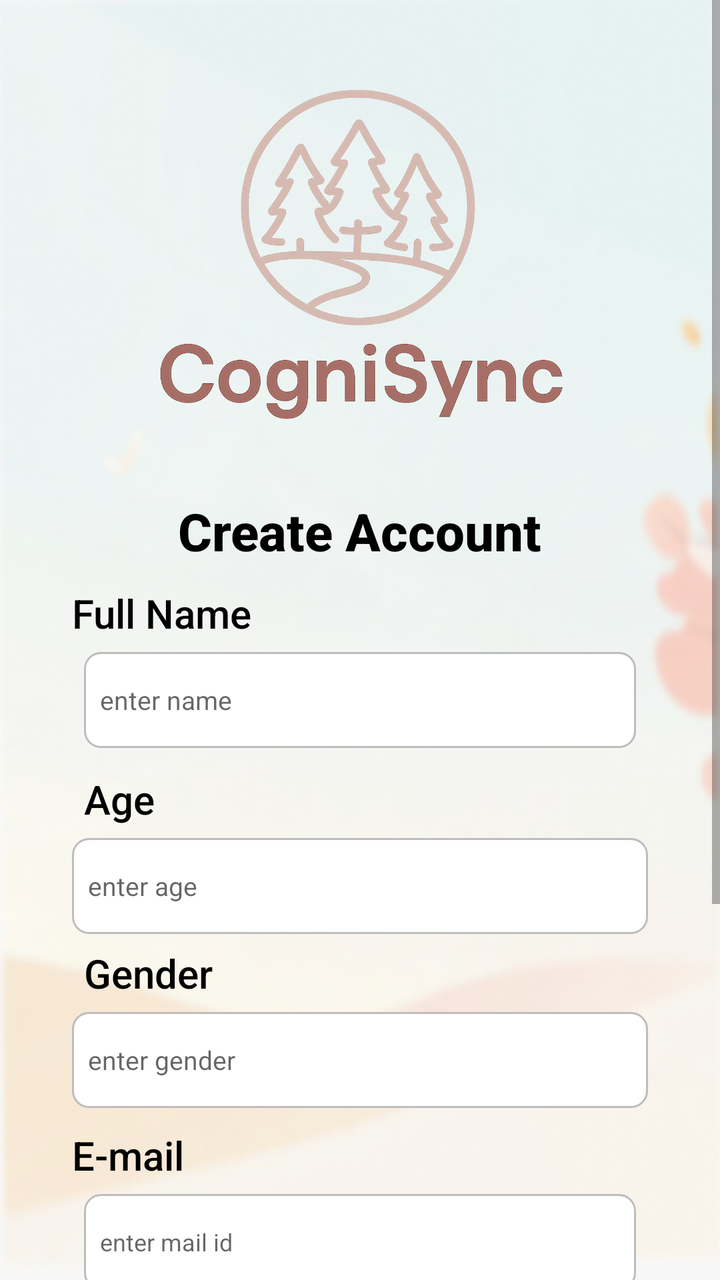
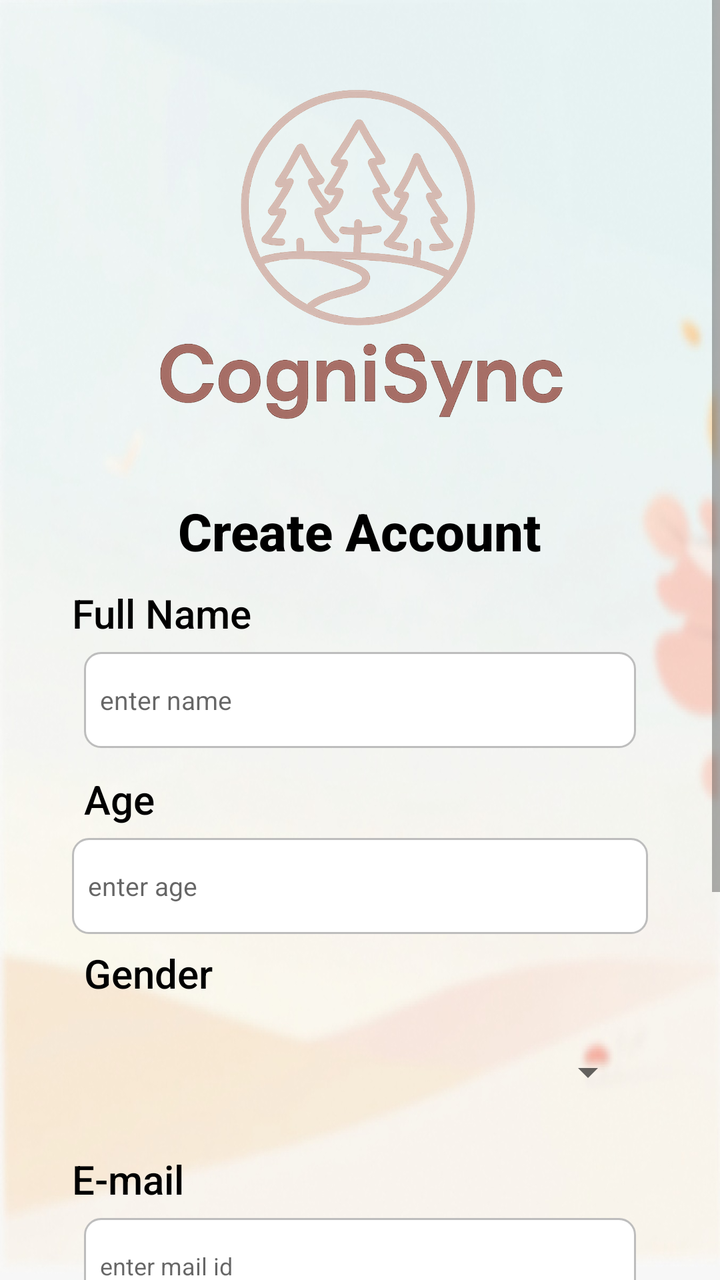

Before-and-after screenshots of an Android layout around one commit, followed by the original layout XML and the change that was made.
<!-- AndroidManifest.xml: application theme Theme.CogniSync -->
<!-- res/layout/activity_signup.xml -->
<?xml version="1.0" encoding="utf-8"?>
<ScrollView xmlns:android="http://schemas.android.com/apk/res/android"
    xmlns:tools="http://schemas.android.com/tools"
    android:layout_width="match_parent"
    android:layout_height="match_parent"
    android:background="@drawable/login_bg"
    android:fitsSystemWindows="true"
    tools:context=".SignupActivity">

    <RelativeLayout
        android:layout_width="match_parent"
        android:layout_height="wrap_content">

        <LinearLayout
            android:id="@+id/container"
            android:layout_width="match_parent"
            android:layout_height="wrap_content"
            android:orientation="vertical"
            android:background="@drawable/rounded_white_bg"
            android:padding="16dp"
            android:layout_margin="20dp">

            
            <ImageView
                android:id="@+id/logoImage"
                android:layout_width="300dp"
                android:layout_height="200dp"
                android:layout_gravity="center"
                android:contentDescription="@string/logo"
                android:src="@drawable/logo_1" />

            
            <TextView
                android:id="@+id/createAccount"
                android:layout_width="wrap_content"
                android:layout_height="wrap_content"
                android:layout_gravity="center"
                android:layout_marginTop="12dp"
                android:fontFamily="sans-serif-medium"
                android:text="@string/create_account"
                android:textColor="#000000"
                android:textSize="26sp"
                android:textStyle="bold" />

            
            <TextView
                android:layout_width="wrap_content"
                android:layout_height="wrap_content"
                android:layout_marginTop="10dp"
                android:text="@string/full_name"
                android:textColor="#000000"
                android:textSize="20sp"
                android:fontFamily="sans-serif-medium" />

            <EditText
                android:id="@+id/fullNameInput"
                android:layout_width="match_parent"
                android:layout_height="48dp"
                android:layout_margin="6dp"
                android:background="@drawable/edittext_bg"
                android:hint="@string/enter_name"
                android:autofillHints="name"
                android:paddingStart="8dp"
                android:paddingEnd="8dp"
                android:textColor="#000000"
                android:textSize="13sp"
                android:fontFamily="sans-serif" />

            
            <TextView
                android:layout_width="wrap_content"
                android:layout_height="wrap_content"
                android:layout_marginTop="10dp"
                android:text="@string/age"
                android:textColor="#000000"
                android:layout_margin="6dp"
                android:textSize="20sp"
                android:fontFamily="sans-serif-medium" />

            <EditText
                android:id="@+id/ageInput"
                android:layout_width="match_parent"
                android:layout_height="48dp"
                android:background="@drawable/edittext_bg"
                android:hint="@string/enter_age"
                android:inputType="number"
                android:autofillHints="none"
                android:paddingStart="8dp"
                android:paddingEnd="8dp"
                android:textColor="#000000"
                android:textSize="13sp"
                android:fontFamily="sans-serif" />

            
            <TextView
                android:layout_width="wrap_content"
                android:layout_height="wrap_content"
                android:layout_marginTop="10dp"
                android:text="@string/gender"
                android:textColor="#000000"
                android:textSize="20sp"
                android:layout_margin="6dp"
                android:fontFamily="sans-serif-medium" />

            <EditText
                android:id="@+id/genderInput"
                android:layout_width="match_parent"
                android:layout_height="48dp"
                android:background="@drawable/edittext_bg"
                android:hint="@string/enter_gender"
                android:autofillHints="none"
                android:paddingStart="8dp"
                android:paddingEnd="8dp"
                android:textColor="#000000"
                android:textSize="13sp"
                android:fontFamily="sans-serif" />

            
            <TextView
                android:layout_width="wrap_content"
                android:layout_height="wrap_content"
                android:layout_marginTop="10dp"
                android:text="@string/email"
                android:textColor="#000000"
                android:textSize="20sp"
                android:fontFamily="sans-serif-medium" />

            <EditText
                android:id="@+id/mailInput"
                android:layout_width="match_parent"
                android:layout_height="48dp"
                android:background="@drawable/edittext_bg"
                android:hint="@string/enter_mail"
                android:layout_margin="6dp"
                android:inputType="textEmailAddress"
                android:autofillHints="emailAddress"
                android:paddingStart="8dp"
                android:paddingEnd="8dp"
                android:textColor="#000000"
                android:textSize="12sp"
                android:fontFamily="sans-serif" />

            
            <TextView
                android:layout_width="wrap_content"
                android:layout_height="wrap_content"
                android:layout_marginTop="10dp"
                android:text="@string/password"
                android:textColor="#000000"
                android:textSize="20sp"
                android:fontFamily="sans-serif-medium" />

            <EditText
                android:id="@+id/passwordInput"
                android:layout_width="match_parent"
                android:layout_height="48dp"
                android:background="@drawable/edittext_bg"
                android:hint="@string/enter_password"
                android:inputType="textPassword"
                android:autofillHints="password"
                android:layout_margin="6dp"
                android:paddingStart="8dp"
                android:paddingEnd="8dp"
                android:textColor="#000000"
                android:textSize="13sp"
                android:fontFamily="sans-serif" />

            
            <androidx.appcompat.widget.AppCompatButton
                android:id="@+id/btnSignup"
                android:layout_width="match_parent"
                android:layout_height="48dp"
                android:layout_marginTop="36dp"
                android:background="@drawable/btn_bg"
                android:fontFamily="sans-serif-medium"
                android:text="@string/sign_up"
                android:textColor="@android:color/black"
                android:textSize="14sp"
                android:textStyle="bold" />

            
            <LinearLayout
                android:id="@+id/bottomSection"
                android:layout_width="match_parent"
                android:layout_height="wrap_content"
                android:gravity="center"
                android:orientation="horizontal"
                android:layout_marginTop="12dp"
                android:layout_marginBottom="10dp">

                <TextView
                    android:id="@+id/alreadyAccountText"
                    android:layout_width="wrap_content"
                    android:layout_height="wrap_content"
                    android:text="@string/already_have_account"
                    android:textSize="12sp"
                    android:fontFamily="sans-serif-light" />

                <TextView
                    android:id="@+id/loginText"
                    android:layout_width="wrap_content"
                    android:layout_height="wrap_content"
                    android:text="@string/log_in"
                    android:textColor="#D84315"
                    android:textSize="12sp"
                    android:textStyle="bold"
                    android:fontFamily="sans-serif-medium" />
            </LinearLayout>
        </LinearLayout>
    </RelativeLayout>
</ScrollView>
<!-- resources referenced by this layout -->
<resources>
  <!-- drawable btn_bg (drawable) -->
  <shape xmlns:android="http://schemas.android.com/apk/res/android"
      android:shape="rectangle">
      <solid android:color="#B9BDBF"/>
      <corners android:radius="35dp"/>
  </shape>
  <!-- drawable edittext_bg (drawable) -->
  <?xml version="1.0" encoding="utf-8"?>
  <selector xmlns:android="http://schemas.android.com/apk/res/android">
  
      
      <item android:state_pressed="true">
          <shape android:shape="rectangle">
              <solid android:color="#FFFFFF" />
              <corners android:radius="8dp"/>
              <stroke android:width="2dp" android:color="#8AB4F8" /> 
          </shape>
      </item>
  
      
      <item android:state_focused="true">
          <shape android:shape="rectangle">
              <solid android:color="#FFFFFF"/>
              <corners android:radius="8dp"/>
              <stroke android:width="2dp" android:color="#8AB4F8"/>
          </shape>
      </item>
  
      
      <item>
          <shape android:shape="rectangle">
              <solid android:color="#FFFFFF"/>
              <corners android:radius="8dp"/>
              <stroke android:width="1dp" android:color="#BDBDBD"/>
          </shape>
      </item>
  
  </selector>
  <!-- drawable login_bg: png bitmap (drawable, 68655 bytes) -->
  <!-- drawable logo_1: png bitmap (drawable, 403274 bytes) -->
  <!-- drawable rounded_white_bg (drawable) -->
  <?xml version="1.0" encoding="utf-8"?>
  <selector xmlns:android="http://schemas.android.com/apk/res/android">
  
  </selector>
  <string name="age">Age</string>
  <string name="already_have_account">Already have an account?</string>
  <string name="create_account">Create Account</string>
  <string name="email">E-mail</string>
  <string name="enter_age">enter age</string>
  <string name="enter_gender">enter gender</string>
  <string name="enter_mail">enter mail id</string>
  <string name="enter_name">enter name</string>
  <string name="enter_password">enter password</string>
  <string name="full_name">Full Name</string>
  <string name="gender">Gender</string>
  <string name="log_in">Log in</string>
  <string name="logo">LOGO</string>
  <string name="password">Password</string>
  <string name="sign_up">Sign up</string>
  <style name="Theme.CogniSync" parent="Theme.MaterialComponents.DayNight.NoActionBar">
  
  
  
          
          <item name="android:statusBarColor">@android:color/white</item>
          <item name="android:windowLightStatusBar">true</item>
  
      </style>
</resources>

<!-- the commit's change to res/layout/activity_signup.xml (unified diff, before → after) -->
@@ -84,7 +84,6 @@
                 android:background="@drawable/edittext_bg"
                 android:hint="@string/enter_age"
                 android:inputType="number"
-                android:autofillHints="none"
                 android:paddingStart="8dp"
                 android:paddingEnd="8dp"
                 android:textColor="#000000"
@@ -102,18 +101,17 @@
                 android:layout_margin="6dp"
                 android:fontFamily="sans-serif-medium" />
 
-            <EditText
-                android:id="@+id/genderInput"
-                android:layout_width="match_parent"
-                android:layout_height="48dp"
-                android:background="@drawable/edittext_bg"
-                android:hint="@string/enter_gender"
-                android:autofillHints="none"
-                android:paddingStart="8dp"
-                android:paddingEnd="8dp"
-                android:textColor="#000000"
-                android:textSize="13sp"
-                android:fontFamily="sans-serif" />
+            
+            <Spinner
+                android:id="@+id/genderSpinner"
+                android:layout_width="match_parent"
+                android:layout_height="48dp"
+                android:layout_margin="6dp"
+                android:paddingStart="12dp"
+                android:paddingEnd="12dp"
+                android:spinnerMode="dropdown"/>
+
+
 
             
             <TextView
@@ -133,7 +131,6 @@
                 android:hint="@string/enter_mail"
                 android:layout_margin="6dp"
                 android:inputType="textEmailAddress"
-                android:autofillHints="emailAddress"
                 android:paddingStart="8dp"
                 android:paddingEnd="8dp"
                 android:textColor="#000000"
@@ -157,7 +154,6 @@
                 android:background="@drawable/edittext_bg"
                 android:hint="@string/enter_password"
                 android:inputType="textPassword"
-                android:autofillHints="password"
                 android:layout_margin="6dp"
                 android:paddingStart="8dp"
                 android:paddingEnd="8dp"
@@ -207,5 +203,6 @@
                     android:fontFamily="sans-serif-medium" />
             </LinearLayout>
         </LinearLayout>
+
     </RelativeLayout>
 </ScrollView>
<!-- resource entries referenced after the edit -->
@@ -50,7 +50,6 @@
   <string name="create_account">Create Account</string>
   <string name="email">E-mail</string>
   <string name="enter_age">enter age</string>
-  <string name="enter_gender">enter gender</string>
   <string name="enter_mail">enter mail id</string>
   <string name="enter_name">enter name</string>
   <string name="enter_password">enter password</string>
